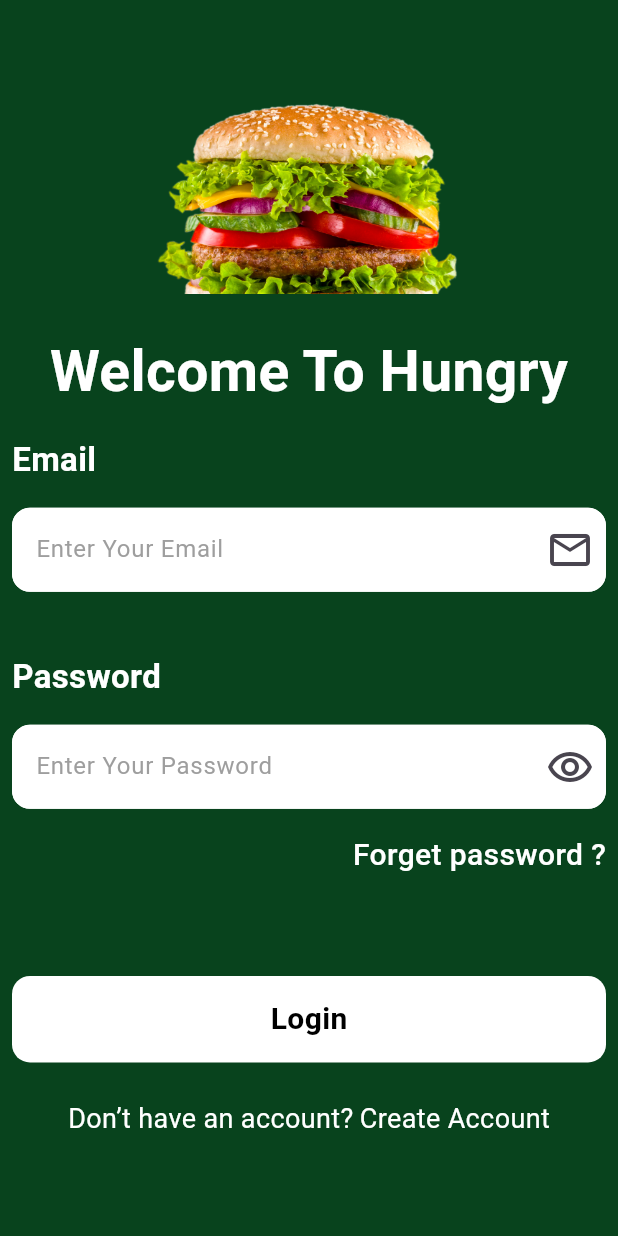
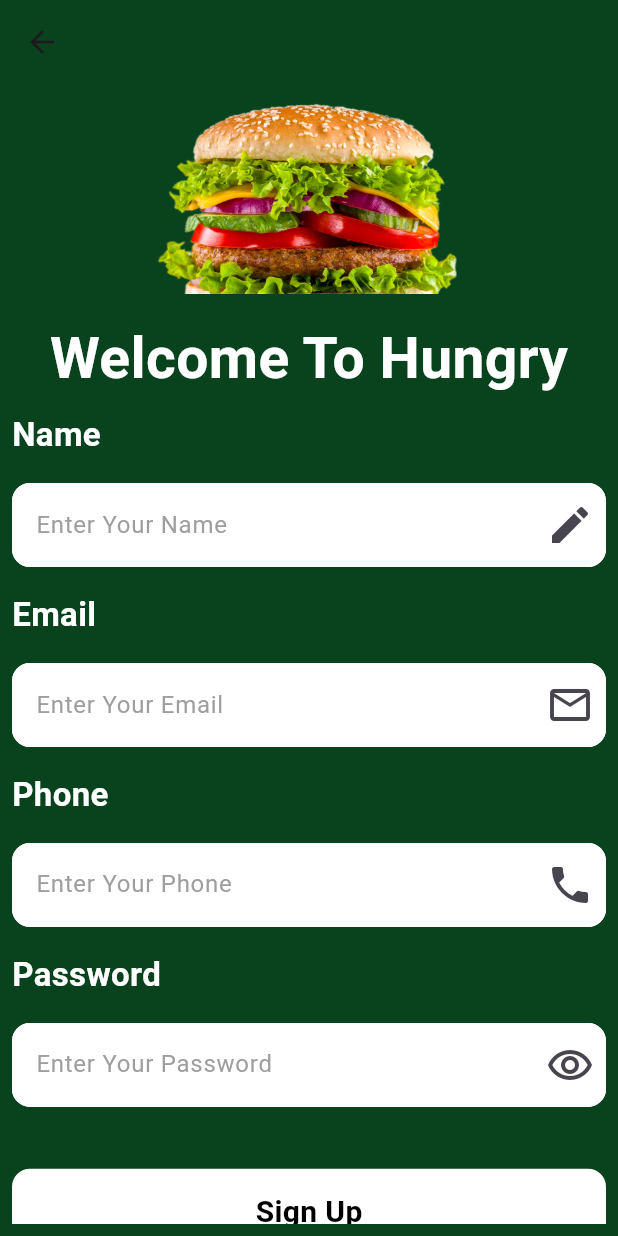
Before and after one commit to abdelrhman20500/Hungry, a Flutter app: the screen it shows after launch, after a tap on "Create Account", on a phone screen of 412 x 824 dp. Run offline on Flutter 3.47's test engine with Material 3 defaults, Android fonts, the phone set to English and light mode, and no system bars; our stand-ins replace equatable, flutter_bloc, flutter_screenutil, google_nav_bar, shared_preferences.

Commit message:
Create Register Ui

```diff
--- a/lib/features/auth/presentation/view/login_screen.dart
+++ b/lib/features/auth/presentation/view/login_screen.dart
@@ -1,5 +1,6 @@
 import 'package:flutter/material.dart';
 import 'package:hungry/core/widgets/custom_text_field.dart';
+import 'package:hungry/features/auth/presentation/view/register_screen.dart';
 
 import '../../../../core/widgets/custom_text_button.dart';
 
@@ -99,7 +100,7 @@ class LoginScreen extends StatelessWidget {
                 SizedBox(width: width * 0.01),
                 InkWell(
                   onTap: () {
-                    // Navigator.pushNamed(context, RegisterScreen.routeName);
+                    Navigator.pushNamed(context, RegisterScreen.routeName);
                   },
                   child: const Text(
                     'Create Account',
--- /dev/null
+++ b/lib/features/auth/presentation/view/register_screen.dart
@@ -0,0 +1,128 @@
+import 'package:flutter/material.dart';
+import 'package:hungry/features/auth/presentation/view/login_screen.dart';
+
+import '../../../../core/widgets/custom_text_button.dart';
+import '../../../../core/widgets/custom_text_field.dart';
+
+class RegisterScreen extends StatelessWidget {
+   RegisterScreen({super.key});
+
+  static const String routeName ="RegisterScreen";
+  final emailController = TextEditingController();
+  final passwordController = TextEditingController();
+   final nameController = TextEditingController();
+   final phoneController = TextEditingController();
+  GlobalKey<FormState> formKey = GlobalKey<FormState>();
+
+  @override
+  Widget build(BuildContext context) {
+    var height = MediaQuery.of(context).size.height;
+    var width = MediaQuery.of(context).size.width;
+    return Scaffold(
+      backgroundColor: const Color(0xff08431D),
+      appBar: AppBar(
+        backgroundColor: Colors.transparent,
+        elevation: 0,
+      ),
+      body: Padding(
+        padding: const EdgeInsets.all(8.0),
+        child: SingleChildScrollView(
+          child: Column(
+            crossAxisAlignment: CrossAxisAlignment.start,
+            children: [
+              Center(
+                child: Image.asset("assets/images/image 1.png", height: height*0.16,
+                    width: width*0.5, fit: BoxFit.fill),
+              ),
+              SizedBox(height: height * 0.02),
+              const Center(
+                child: Text(
+                  "Welcome To Hungry",
+                  style: TextStyle(color: Colors.white, fontSize: 38, fontWeight: FontWeight.bold),
+                ),
+              ),
+              SizedBox(height: height * 0.01),
+              const Text(
+                "Name",
+                style: TextStyle(color: Colors.white, fontSize: 22, fontWeight: FontWeight.w600),
+              ),
+              SizedBox(height: height * 0.02),
+              CustomTextField(
+                hintText: "Enter Your Name",
+                controller: nameController,
+                suffixIcon: const Icon(Icons.edit, size: 32),
+              ),
+              SizedBox(height: height * 0.02),
+              const Text(
+                "Email",
+                style: TextStyle(color: Colors.white, fontSize: 22, fontWeight: FontWeight.w600),
+              ),
+              SizedBox(height: height * 0.02),
+              CustomTextField(
+                hintText: "Enter Your Email",
+                controller: emailController,
+                suffixIcon: const Icon(Icons.email_outlined, size: 32),
+              ),
+              SizedBox(height: height * 0.02),
+              const Text(
+                "Phone",
+                style: TextStyle(color: Colors.white, fontSize: 22, fontWeight: FontWeight.w600),
+              ),
+              SizedBox(height: height * 0.02),
+              CustomTextField(
+                hintText: "Enter Your Phone",
+                controller: phoneController,
+                suffixIcon: const Icon(Icons.phone, size: 32),
+              ),
+              SizedBox(height: height * 0.02),
+              const Text(
+                "Password",
+                style: TextStyle(color: Colors.white, fontSize: 22, fontWeight: FontWeight.w600),
+              ),
+              SizedBox(height: height * 0.02),
+              CustomTextField(
+                hintText: "Enter Your Password",
+                controller: passwordController,
+                suffixIcon: const Icon(Icons.remove_red_eye_outlined, size: 32),
+              ),
+              SizedBox(height: height * 0.05),
+              Container(
+                height: height * 0.07,
+                decoration: BoxDecoration(
+                  color: Colors.white,
+                  borderRadius: BorderRadius.circular(12),
+                ),
+                child: Center(
+                  child: CustomTextButton(
+                    text: "Sign Up",
+                    onTab: () {},
+                  ),
+                ),
+              ),
+              SizedBox(height: height * 0.03),
+              Row(
+                mainAxisAlignment: MainAxisAlignment.center,
+                children: [
+                  const Text(
+                    'Already have an account?',
+                    style: TextStyle(fontSize: 18, color: Colors.white),
+                  ),
+                  SizedBox(width: width * 0.01),
+                  InkWell(
+                    onTap: () {
+                      Navigator.pushNamed(context, LoginScreen.routeName);
+                    },
+                    child: const Text(
+                      'Login',
+                      style: TextStyle(fontSize: 18, color: Colors.white),
+                    ),
+                  ),
+                ],
+              ),
+            ],
+          ),
+        ),
+      ),
+    );
+  }
+}
--- a/lib/features/splash/presentation/view/splash_screen.dart
+++ b/lib/features/splash/presentation/view/splash_screen.dart
@@ -1,4 +1,5 @@
 import 'package:flutter/material.dart';
+import 'package:hungry/features/auth/presentation/view/login_screen.dart';
 import 'package:hungry/features/layout/presentation/view/layout_screen.dart';
 
 class SplashScreen extends StatefulWidget {
@@ -14,7 +15,7 @@ class _SplashScreenState extends State<SplashScreen> {
   void initState() {
     super.initState();
     Future.delayed(const Duration(seconds: 3),(){
-      Navigator.pushNamed(context, LayoutScreen.routeName);
+      Navigator.pushNamed(context, LoginScreen.routeName);
     });  }
   @override
   Widget build(BuildContext context) {
--- a/lib/main.dart
+++ b/lib/main.dart
@@ -1,6 +1,7 @@
 import 'package:flutter/material.dart';
 import 'package:flutter_screenutil/flutter_screenutil.dart';
 import 'package:hungry/features/auth/presentation/view/login_screen.dart';
+import 'package:hungry/features/auth/presentation/view/register_screen.dart';
 import 'package:hungry/features/layout/presentation/view/layout_screen.dart';
 import 'package:hungry/features/splash/presentation/view/splash_screen.dart';
 
@@ -24,8 +25,9 @@ class MyApp extends StatelessWidget {
             SplashScreen.routeName: (_) => const SplashScreen(),
             LoginScreen.routeName: (_) => LoginScreen(),
             LayoutScreen.routeName: (_) => LayoutScreen(),
+            RegisterScreen.routeName:(_)=>RegisterScreen(),
           },
-          initialRoute: LoginScreen.routeName,
+          initialRoute: SplashScreen.routeName,
         );
       },
     );
```
